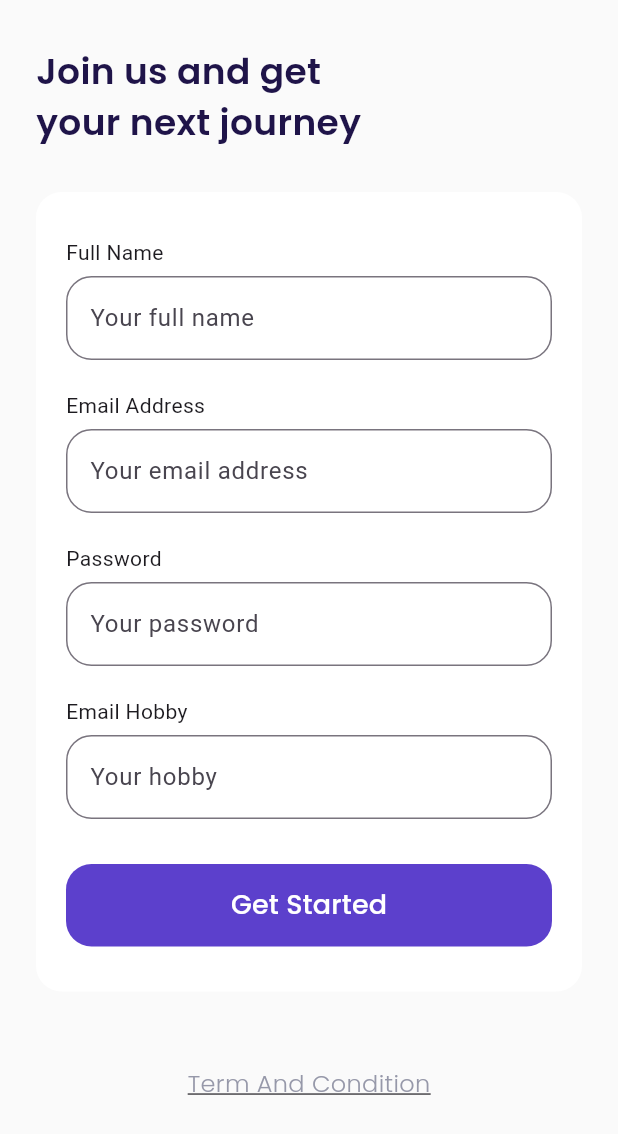
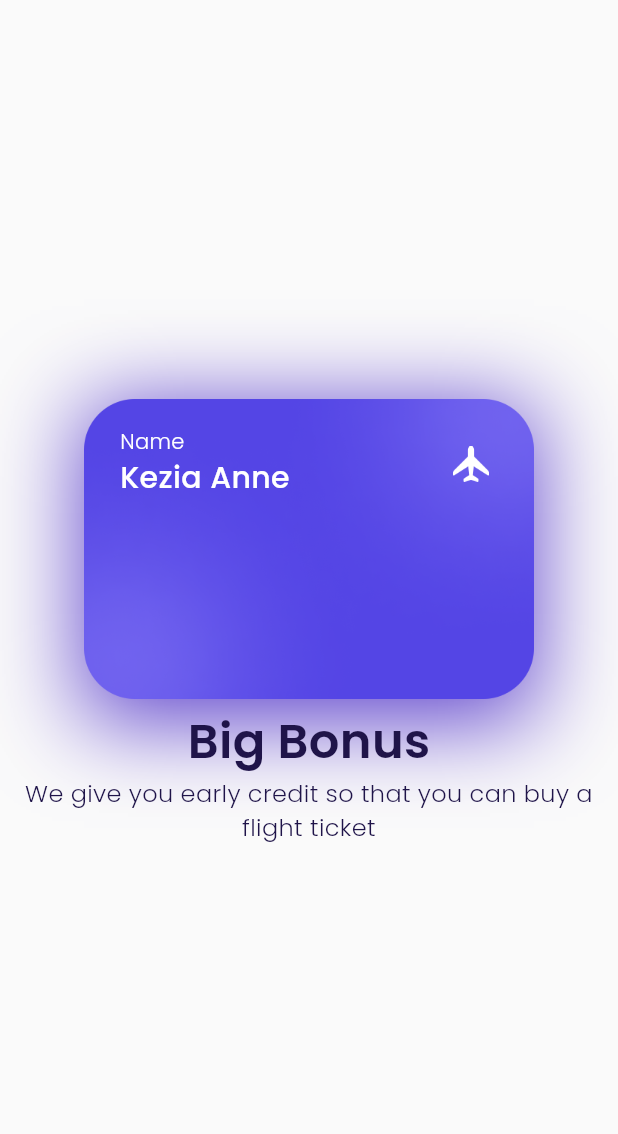
Before and after one commit to ahmadkabi/Airplane, a Flutter app: the SignUpPage screen opened by its route, after a tap on "Get Started", on a phone screen of 412 x 824 dp. Shown: the top 1134 px of the screen. Run offline on Flutter 3.47's test engine with Material 3 defaults, Android fonts, the phone set to English and light mode, and no system bars; our stand-ins replace google_fonts.

Commit message:
UI Slicing : Bonus Page

```diff
--- a/lib/main.dart
+++ b/lib/main.dart
@@ -1,3 +1,4 @@
+import 'package:airplane/ui/pages/bonus_page.dart';
 import 'package:airplane/ui/pages/get_started_page.dart';
 import 'package:airplane/ui/pages/sign_up_page.dart';
 import 'package:airplane/ui/pages/splash_page.dart';
@@ -16,6 +17,7 @@ class MyApp extends StatelessWidget {
         '/' : (context) => const SplashPage(),
         '/get-started' : (context) => const GetStartedPage(),
         '/sign-up' : (context) => const SignUpPage(),
+        '/bonus' : (context) => const BonusPage( ),
       },
     );
   }
--- /dev/null
+++ b/lib/ui/pages/bonus_page.dart
@@ -0,0 +1,98 @@
+import 'package:flutter/cupertino.dart';
+import 'package:flutter/material.dart';
+import '../../shared/theme.dart';
+
+class BonusPage extends StatelessWidget {
+  const BonusPage({super.key});
+
+/*
+*
+*
+
+Start Fly Now
+* */
+  @override
+  Widget build(BuildContext context) {
+    Widget bonusCard() {
+      return Container(
+        width: 300,
+        height: 211,
+        padding: EdgeInsets.all(defaultMargin),
+        decoration: BoxDecoration(
+          image: const DecorationImage(
+            image: AssetImage('assets/image_card.png'),
+          ),
+          boxShadow: [
+            BoxShadow(
+              color: kPrimaryColor,
+              blurRadius: 50,
+              offset: const Offset(0, 10),
+            ),
+          ],
+        ),
+        child: Column(
+          children: [
+            Row(
+              children: [
+                Expanded(
+                  child: Column(
+                    crossAxisAlignment: CrossAxisAlignment.start,
+                    children: [
+                      Text(
+                        "Name",
+                        style: whiteTextStyle.copyWith(
+                          fontSize: 14,
+                          fontWeight: light,
+                        ),
+                      ),
+                      Text(
+                        "Kezia Anne",
+                        style: whiteTextStyle.copyWith(
+                          fontSize: 20,
+                          fontWeight: medium,
+                        ),
+                        overflow: TextOverflow.ellipsis,
+                      ),
+                    ],
+                  ),
+                ),
+                Container(
+                  width: 24,
+                  height: 24,
+                  margin: const EdgeInsets.only(right: 6),
+                  decoration: const BoxDecoration(
+                    image: DecorationImage(
+                      image: AssetImage('assets/icon_plane.png')
+                    )
+                  ),
+                )
+              ],
+            )
+          ],
+        ),
+      );
+    }
+
+    return Scaffold(
+      backgroundColor: kBackgroundColor,
+      body: Center(
+        child: Column(
+          mainAxisAlignment: MainAxisAlignment.center,
+          children: [
+            bonusCard(),
+            Text(
+              'Big Bonus',
+              style:
+                  blackTextStyle.copyWith(fontSize: 32, fontWeight: semiBold),
+            ),
+            Text(
+              'We give you early credit so that you can buy a flight ticket',
+              textAlign: TextAlign.center,
+              style: blackTextStyle.copyWith(fontSize: 16, fontWeight: light),
+            ),
+          ],
+        ),
+      ),
+    );
+  }
+}
--- a/lib/ui/pages/sign_up_page.dart
+++ b/lib/ui/pages/sign_up_page.dart
@@ -136,7 +136,9 @@ class SignUpPage extends StatelessWidget {
                 borderRadius: BorderRadius.circular(defaultRadius),
               ),
             ),
-            onPressed: () {},
+            onPressed: () {
+              Navigator.pushNamed(context, '/bonus');
+            },
             child: Text(
               'Get Started',
               style: whiteTextStyle.copyWith(
```
